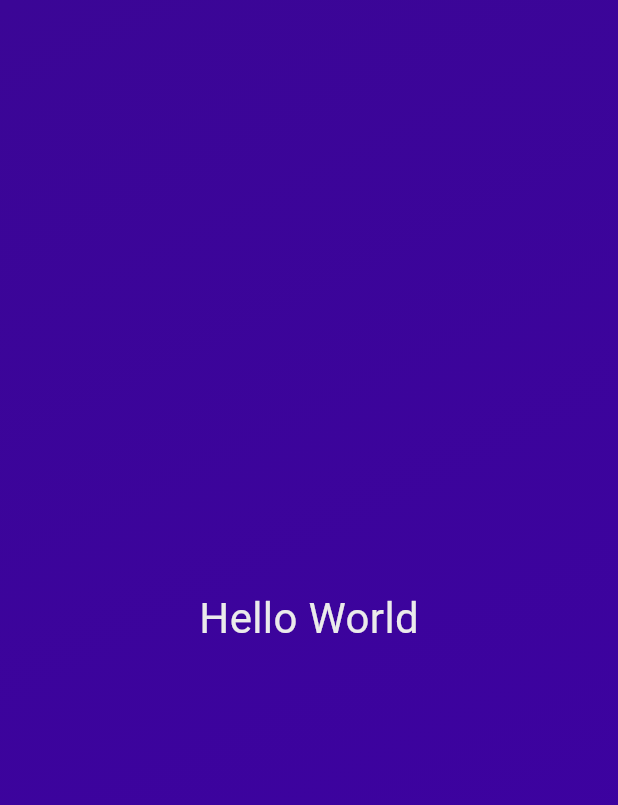
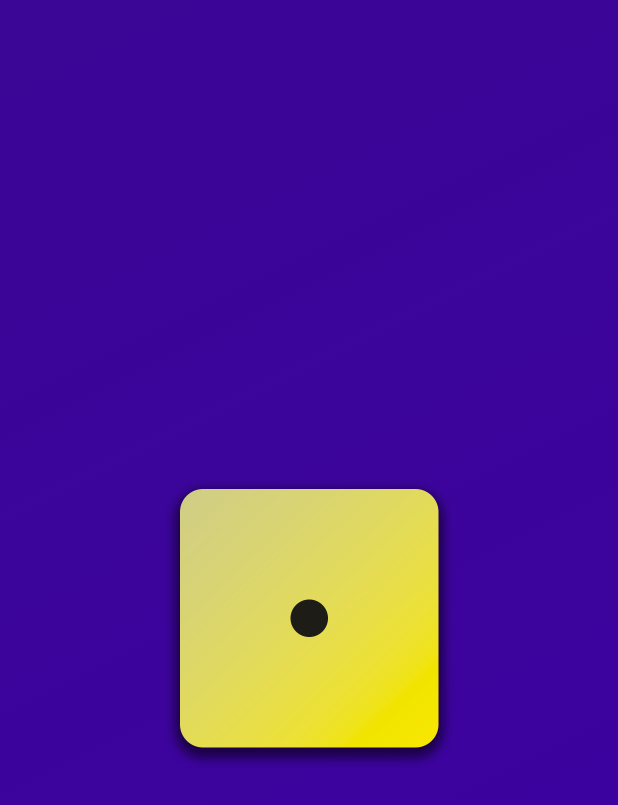
Before and after one commit to kotokotodonabe/flutter-first-app, a Flutter app: the screen it shows after launch, on a phone screen of 412 x 824 dp. Shown: the top 805 px of the screen. Run offline on Flutter 3.47's test engine with Material 3 defaults, Android fonts, the phone set to English and light mode, and no system bars.

Commit message:
feature：サイコロ画像の追加

```diff
--- a/lib/gradient_container.dart
+++ b/lib/gradient_container.dart
@@ -1,5 +1,4 @@
 import 'package:flutter/material.dart';
-import 'package:first_app/styled_text.dart';
 
 const startAlignment = Alignment.topLeft;
 const endAlignment = Alignment.bottomRight;
@@ -23,8 +22,11 @@ class GradientContainer extends StatelessWidget {
           end: endAlignment,
         ),
       ),
-      child: const Center(
-        child: StyledText('Hello World'),
+      child: Center(
+        child: Image.asset(
+          'assets/images/dice-1.png',
+          width: 200,
+        ),
       ),
     );
   }
```
Also changed, not shown: pubspec.yaml (+9 -7 lines), assets/images/dice-1.png (added), assets/images/dice-2.png (added), assets/images/dice-3.png (added), assets/images/dice-4.png (added), assets/images/dice-5.png (added), assets/images/dice-6.png (added).
